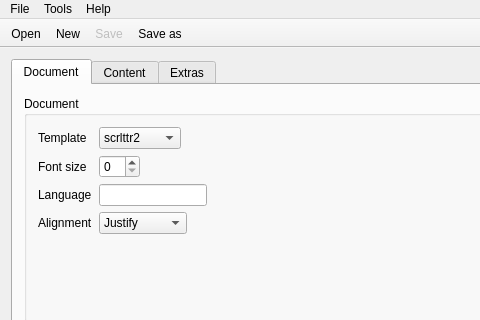
Before: the Qt Designer form clattr.ui in blblblu/Clattr, drawn with Qt 5; both pictures show x 0 to 480 and y 0 to 320 of the 800 by 600 pixel window.
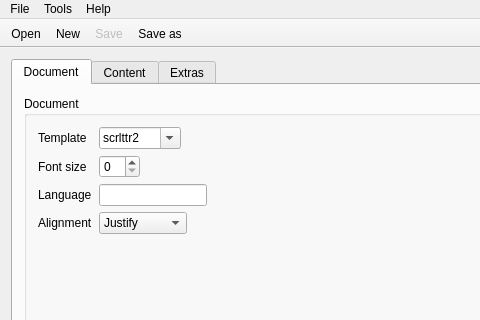
After: the same form once the commit is applied. Icons and pictures are not drawn.

The edit to the form file:
```diff
--- a/clattr.ui
+++ b/clattr.ui
@@ -127,6 +127,9 @@
            </item>
            <item row="0" column="1">
             <widget class="QComboBox" name="inputTemplate">
+             <property name="editable">
+              <bool>true</bool>
+             </property>
              <item>
               <property name="text">
                <string>scrlttr2</string>
```
